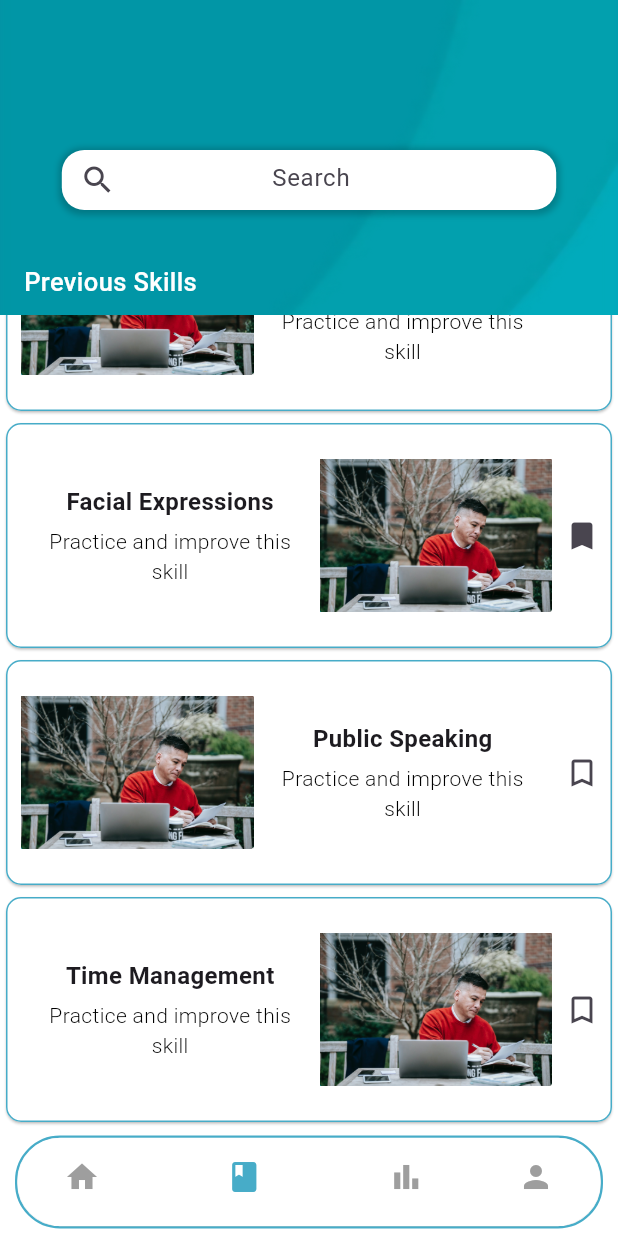
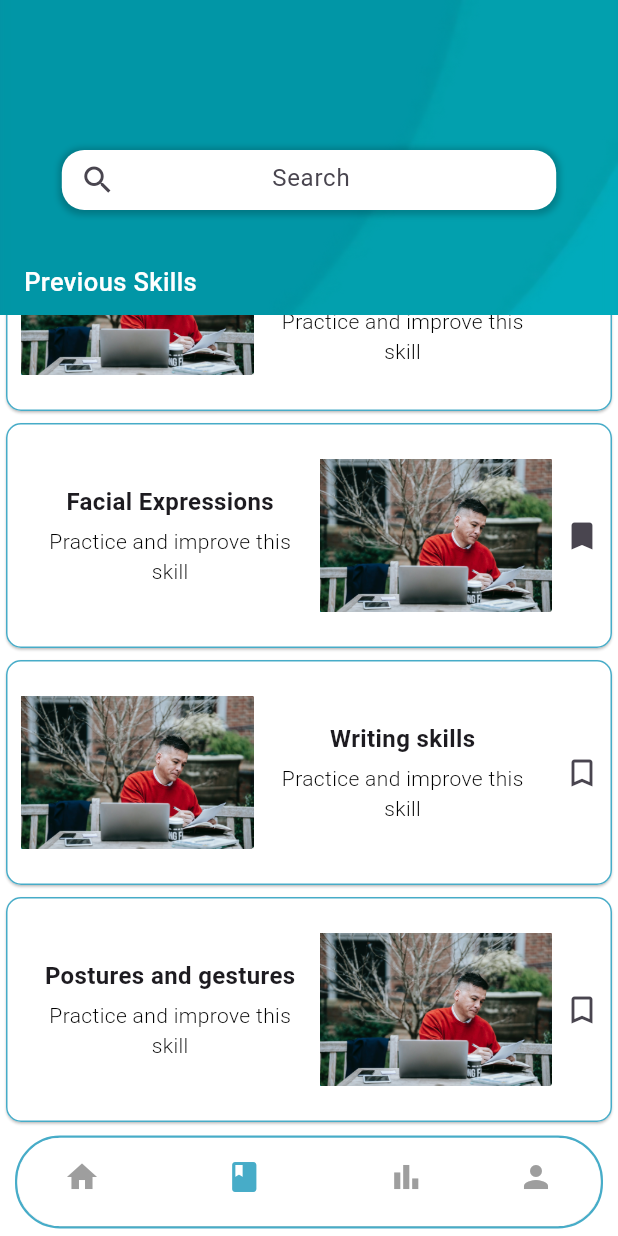
Before and after one commit to IvanJManh/new-skillo-app2, a Flutter app: the screen it shows once a user with an empty profile is signed in, item 2 of the bottom bar chosen, scrolled down 90 dp, after a tap on the "bookmark outline" icon, on a phone screen of 412 x 824 dp. Run offline on Flutter 3.47's test engine with Material 3 defaults, Android fonts, the phone set to English and light mode, and no system bars; our stand-ins replace camera, cloud_firestore, firebase_auth, firebase_core, fl_chart, video_player; missing offline and left inert: google_mlkit_commons, google_mlkit_pose_detection; accounts and stored records are empty.

Commit message:
Apply working code to existing repo

```diff
--- a/lib/pages/profile_page.dart
+++ b/lib/pages/profile_page.dart
@@ -136,10 +136,6 @@ class _ProfilePageState extends State<ProfilePage> {
             title: Text('Email'),
             subtitle: Text(widget.userEmail),
           ),
-          ListTile(
-            title: Text('Phone'),
-            subtitle: Text('+7767566562'),
-          ),
         ],
       ),
     );
--- a/lib/pages/saved_skills_page.dart
+++ b/lib/pages/saved_skills_page.dart
@@ -9,8 +9,8 @@ class SavedSkillsPage extends StatefulWidget {
   final List<String> skillsList = [
     'Improve Communication',
     'Facial Expressions',
-    'Public Speaking',
-    'Time Management',
+    'Writing skills',
+    'Postures and gestures',
   ];
 
   double calculateProgress(int completed, int total) {
```
Also changed, not shown: lib/pages/skill_lesson_page.dart (+8 -2 lines), 1 other file.
